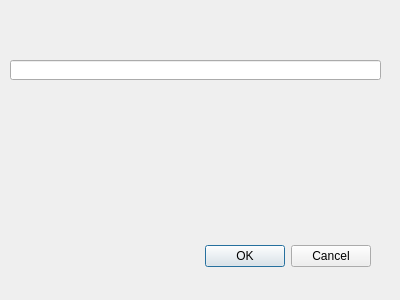
Old version of the form untitled.ui in the repository BlackSmith2021/WorkDataBase.
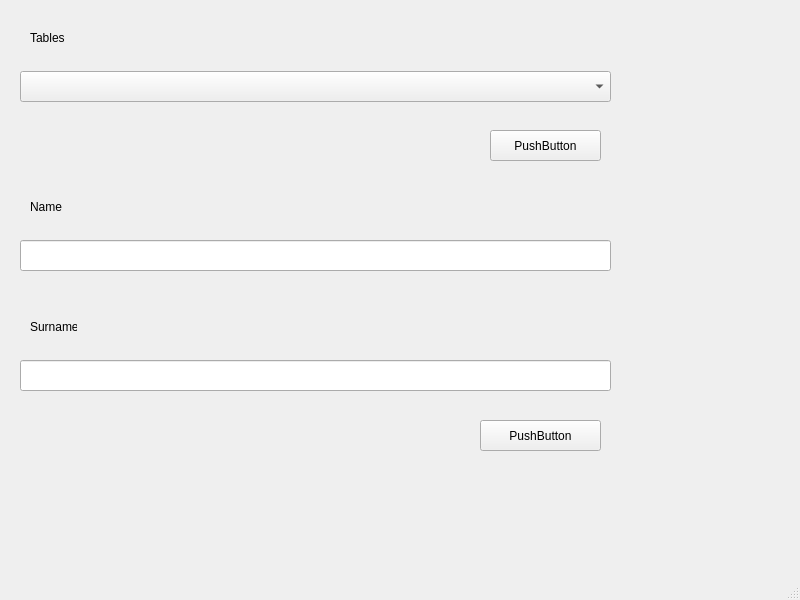
New version of the form.

Commit message: Отображение данных из БД адартируется под PyQt5

Diff of the .ui file:
```diff
--- a/untitled.ui
+++ b/untitled.ui
@@ -1,44 +1,126 @@
 <?xml version="1.0" encoding="UTF-8"?>
 <ui version="4.0">
- <class>Dialog</class>
- <widget class="QDialog" name="Dialog">
+ <class>MainWindow</class>
+ <widget class="QMainWindow" name="MainWindow">
   <property name="geometry">
    <rect>
     <x>0</x>
     <y>0</y>
-    <width>400</width>
-    <height>300</height>
+    <width>800</width>
+    <height>600</height>
    </rect>
   </property>
   <property name="windowTitle">
    <string>Dialog</string>
   </property>
-  <widget class="QDialogButtonBox" name="buttonBox">
-   <property name="geometry">
-    <rect>
-     <x>30</x>
-     <y>240</y>
-     <width>341</width>
-     <height>32</height>
-    </rect>
-   </property>
-   <property name="orientation">
-    <enum>Qt::Horizontal</enum>
-   </property>
-   <property name="standardButtons">
-    <set>QDialogButtonBox::Cancel|QDialogButtonBox::Ok</set>
-   </property>
+  <widget class="QWidget" name="centralwidget">
+   <widget class="QComboBox" name="comboBox">
+    <property name="geometry">
+     <rect>
+      <x>20</x>
+      <y>71</y>
+      <width>591</width>
+      <height>31</height>
+     </rect>
+    </property>
+   </widget>
+   <widget class="QPushButton" name="pushButton">
+    <property name="geometry">
+     <rect>
+      <x>490</x>
+      <y>130</y>
+      <width>111</width>
+      <height>31</height>
+     </rect>
+    </property>
+    <property name="text">
+     <string>PushButton</string>
+    </property>
+   </widget>
+   <widget class="QLineEdit" name="lineEdit">
+    <property name="geometry">
+     <rect>
+      <x>20</x>
+      <y>240</y>
+      <width>591</width>
+      <height>31</height>
+     </rect>
+    </property>
+   </widget>
+   <widget class="QLineEdit" name="lineEdit_2">
+    <property name="geometry">
+     <rect>
+      <x>20</x>
+      <y>360</y>
+      <width>591</width>
+      <height>31</height>
+     </rect>
+    </property>
+   </widget>
+   <widget class="QPushButton" name="pushButton_2">
+    <property name="geometry">
+     <rect>
+      <x>480</x>
+      <y>420</y>
+      <width>121</width>
+      <height>31</height>
+     </rect>
+    </property>
+    <property name="text">
+     <string>PushButton</string>
+    </property>
+   </widget>
+   <widget class="QLabel" name="label">
+    <property name="geometry">
+     <rect>
+      <x>30</x>
+      <y>22</y>
+      <width>101</width>
+      <height>31</height>
+     </rect>
+    </property>
+    <property name="text">
+     <string>Tables</string>
+    </property>
+   </widget>
+   <widget class="QLabel" name="label_2">
+    <property name="geometry">
+     <rect>
+      <x>30</x>
+      <y>200</y>
+      <width>47</width>
+      <height>13</height>
+     </rect>
+    </property>
+    <property name="text">
+     <string>Name</string>
+    </property>
+   </widget>
+   <widget class="QLabel" name="label_3">
+    <property name="geometry">
+     <rect>
+      <x>30</x>
+      <y>320</y>
+      <width>47</width>
+      <height>13</height>
+     </rect>
+    </property>
+    <property name="text">
+     <string>Surname</string>
+    </property>
+   </widget>
   </widget>
-  <widget class="QLineEdit" name="EnterTableName">
+  <widget class="QMenuBar" name="menubar">
    <property name="geometry">
     <rect>
-     <x>10</x>
-     <y>60</y>
-     <width>371</width>
-     <height>20</height>
+     <x>0</x>
+     <y>0</y>
+     <width>800</width>
+     <height>21</height>
     </rect>
    </property>
   </widget>
+  <widget class="QStatusBar" name="statusbar"/>
  </widget>
  <resources/>
  <connections>
```
Left out of the diff: 37 changed lines with no effect on the pictures. The commit also changes 2 other files.
